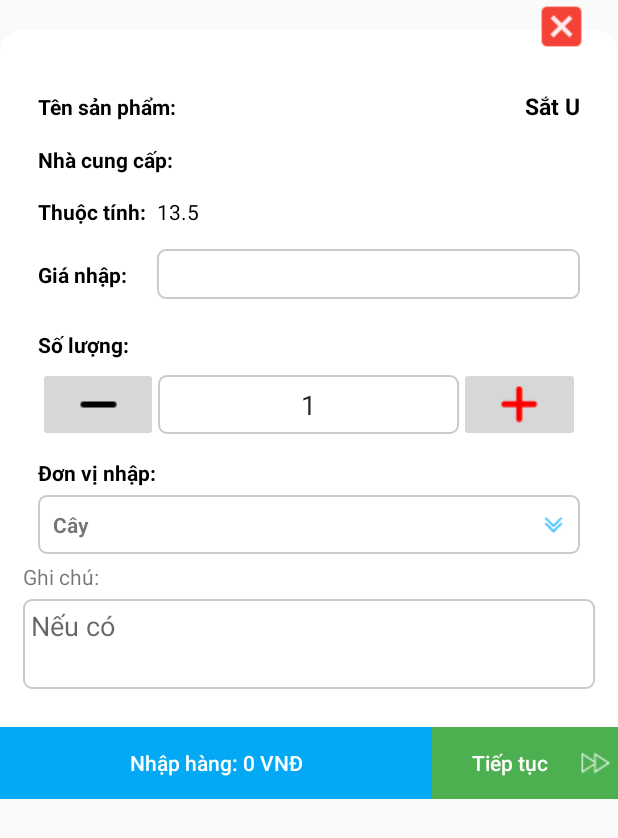
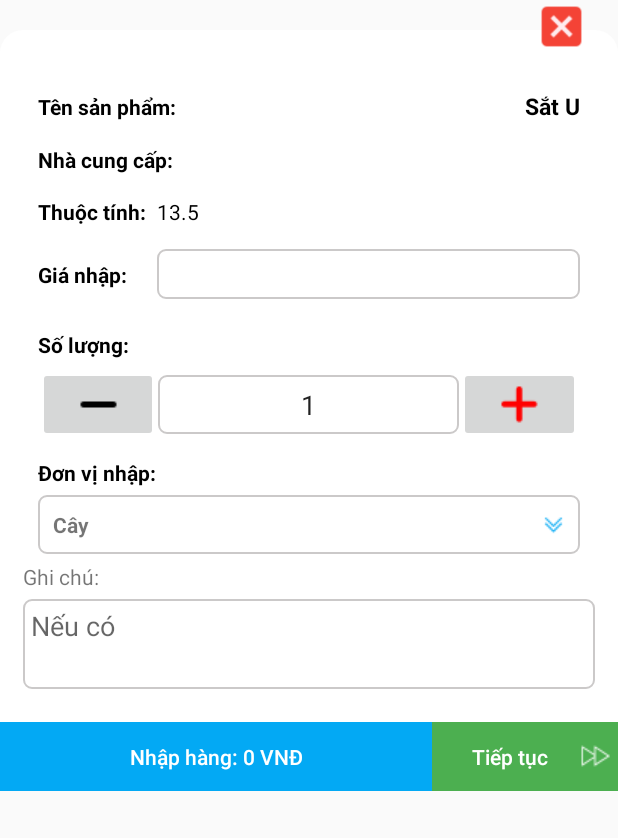
Before and after one commit to DaTaThanhHien/DaTaThanhHien, an Android app: the layout item_layoutnhapsanpham.xml on its own in the app's theme, with its tools: preview values and no code run, on a phone screen of 412 x 824 dp. Shown: the top 838 px of the screen. Run offline under Robolectric (Android 15) with nearby library versions, the phone set to English and light mode, and no system bars; network calls fail.

```diff
--- a/ThanhHien/app/src/main/res/layout/item_layoutnhapsanpham.xml
+++ b/ThanhHien/app/src/main/res/layout/item_layoutnhapsanpham.xml
@@ -12,6 +12,7 @@
         android:background="@drawable/item_boderlogin">
 
         <LinearLayout
+            android:weightSum="20"
             android:id="@+id/popup_window"
             android:layout_width="match_parent"
             android:layout_height="match_parent"
@@ -21,11 +22,11 @@
             android:paddingTop="20dp">
 
             <LinearLayout
+                android:layout_weight="18"
                 android:layout_width="match_parent"
-                android:layout_height="wrap_content"
+                android:layout_height="0dp"
                 android:layout_marginLeft="10dp"
                 android:layout_marginRight="10dp"
-                android:layout_marginBottom="5dp"
                 android:orientation="vertical"
                 android:paddingLeft="5dp"
                 android:paddingRight="5dp">
@@ -259,11 +260,11 @@
             </LinearLayout>
 
             <LinearLayout
+                android:layout_weight="2"
                 android:layout_width="match_parent"
-                android:layout_height="wrap_content"
+                android:layout_height="0dp"
                 android:layout_marginTop="10dp"
                 android:weightSum="10">
-
                 <Button
                     android:id="@+id/btnThanhToan"
                     android:layout_width="0dp"
```
